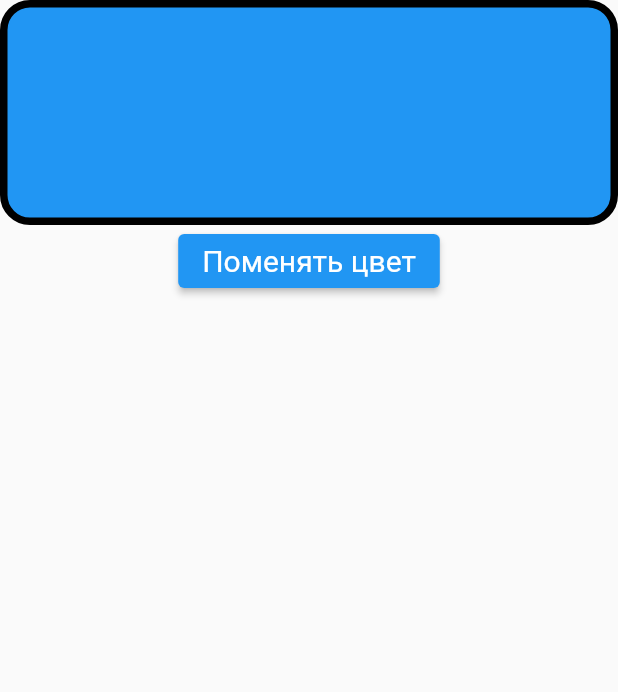
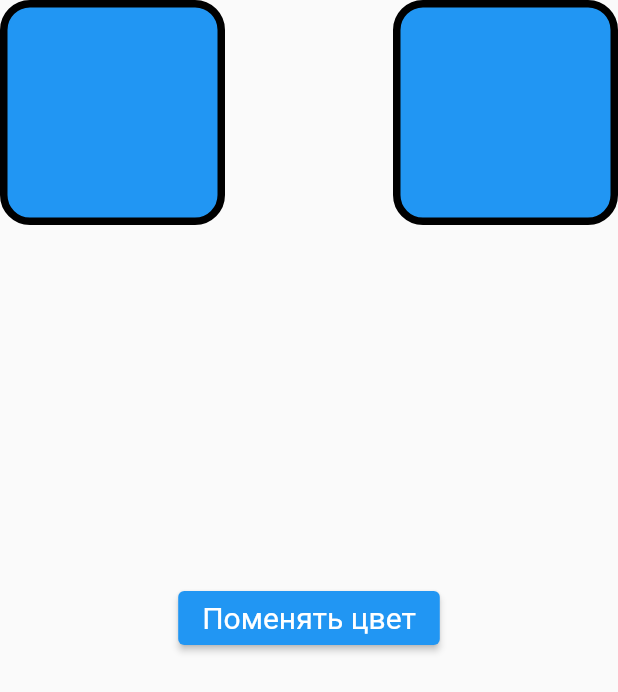
Before and after one commit to Valrek12/flutterLessonsBasic, a Flutter app: the screen it shows after launch, on a phone screen of 412 x 824 dp. Shown: the top 692 px of the screen. Run offline on Flutter 3.47's test engine with Material 2 defaults, Android fonts, the phone set to English and light mode, and no system bars.

Commit message:
add overlay

```diff
--- a/flutter_application_basic/lib/pages/home_page.dart
+++ b/flutter_application_basic/lib/pages/home_page.dart
@@ -1,4 +1,5 @@
 import 'package:flutter/material.dart';
+import 'package:flutter/services.dart';
 
 class HomePage extends StatefulWidget {
   const HomePage({Key key}) : super(key: key);
@@ -20,8 +21,12 @@ class _HomePageState extends State<HomePage> {
 
   @override
   Widget build(BuildContext context) {
+    SystemChrome.setEnabledSystemUIOverlays([]);
     return Scaffold(
-      body: ListView(
+      body: Stack(
+        children: <Widget>[
+          Row(
+            mainAxisAlignment: MainAxisAlignment.spaceBetween,
             children: <Widget>[
               Container(
                 width: 150,
@@ -30,6 +35,16 @@ class _HomePageState extends State<HomePage> {
                     color: color,
                     border: Border.all(color: Colors.black, width: 5.0),
                     borderRadius: BorderRadius.all(Radius.circular(20.0))),
+              ),
+              Container(
+                width: 150,
+                height: 150,
+                decoration: BoxDecoration(
+                    color: color,
+                    border: Border.all(color: Colors.black, width: 5.0),
+                    borderRadius: BorderRadius.all(Radius.circular(20.0))),
+              ),
+            ],
           ),
           Center(
             child: ElevatedButton(
```
Also changed, not shown: 1 other file. Lines whose indentation alone changed are shown as unchanged.
